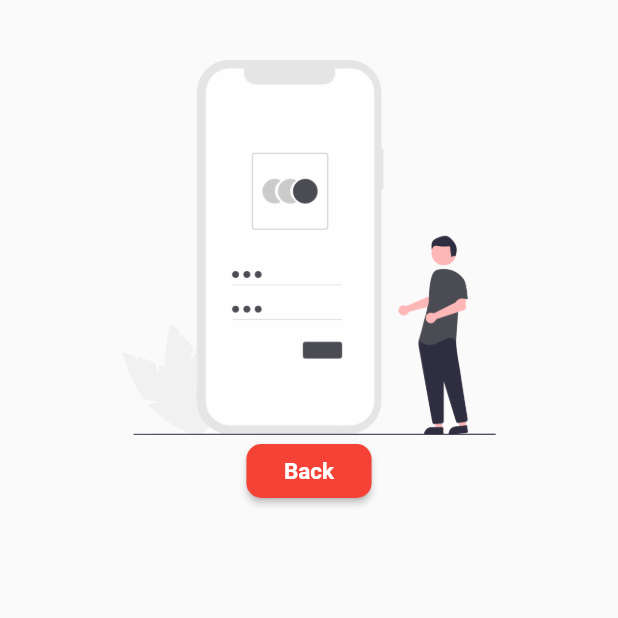
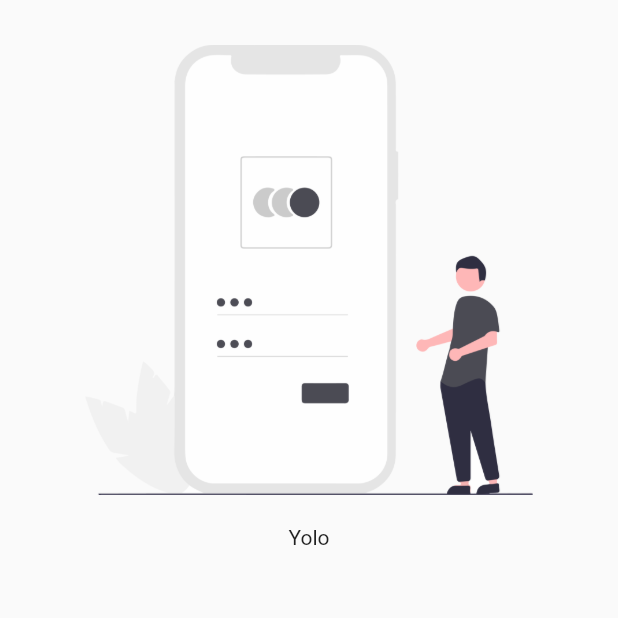
Before and after one commit to Sushi-Oriented/SistemPenilaianGuru, a Flutter app: the screen it shows after launch, after a tap on "Login", on a phone screen of 412 x 824 dp, the top half of it. Run offline on Flutter 3.47's test engine with Material 2 defaults, Android fonts, the phone set to English and light mode, and no system bars; our stand-ins replace flutter_signin_button.

Commit message:
Add yolo

```diff
--- a/lib/screens/login/login_body.dart
+++ b/lib/screens/login/login_body.dart
@@ -13,43 +13,27 @@ class LoginBody extends StatelessWidget {
       body: Container(
         child: Column(
           children: <Widget>[
-            SizedBox(height: 40.0),
+            SizedBox(height: 30.0),
+            Container(
+              child: Image(
+                  height: 300,
+                  image: AssetImage('assets/images/loginPic.png'),
+                  fit: BoxFit.contain),
+            ),
+            SizedBox(height: 20.0),
             Row(
               mainAxisAlignment: MainAxisAlignment.center,
               children: <Widget>[
                 Container(
-                  child: Image(
-                      height: 250,
-                      image: AssetImage('assets/images/loginPic.png'),
-                      fit: BoxFit.contain),
-                ),
-              ],
-            ),
-            Row(
-              mainAxisAlignment: MainAxisAlignment.center,
-              children: <Widget>[
-                ElevatedButton(
-                    onPressed: () => {
-                          Navigator.push(
-                            context,
-                            MaterialPageRoute(
-                                builder: (context) => WelcomeScreen()),
-                          )
-                        },
-                    child: Text(
-                      'Back',
-                      style: TextStyle(
-                        fontSize: 15.0,
-                        fontWeight: FontWeight.bold,
-                        color: Colors.white,
-                      ),
+                  child: Form(
+                    child: Column(
+                      children: <Widget>[
+                        Text('Yolo'),
+                        Container(),
+                      ],
                     ),
-                    style: ElevatedButton.styleFrom(
-                      padding: EdgeInsets.only(left: 25.0, right: 25.0),
-                      primary: Colors.red,
-                      shape: new RoundedRectangleBorder(
-                          borderRadius: new BorderRadius.circular(10.0)),
-                    )),
+                  ),
+                )
               ],
             )
           ],
```
